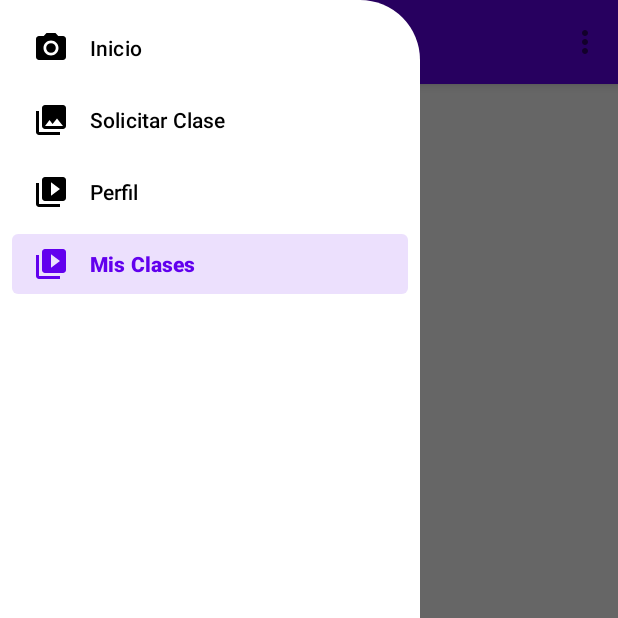
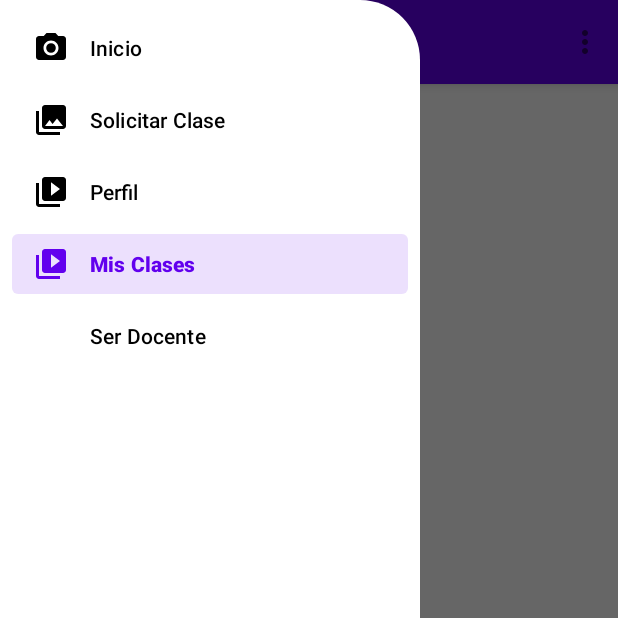
Before and after one commit to jhonrivera1100/EducatioApp, an Android app: the screen it shows after launch (MainActivity), with the side drawer open, on a phone screen of 412 x 824 dp, the top half of it. Run offline under Robolectric (Android 15) with nearby library versions, the phone set to English and light mode, and no system bars; our stand-ins replace navigation-ui.

Commit message:
cambios jhon item ser docente menu

```diff
--- a/app/src/main/res/layout/activity_main.xml
+++ b/app/src/main/res/layout/activity_main.xml
@@ -20,5 +20,9 @@
         android:layout_gravity="start"
         android:background="@drawable/bordes_menu"
         android:fitsSystemWindows="true"
-        app:menu="@menu/activity_main_drawer" />
+        app:menu="@menu/activity_main_drawer" >
+
+    </com.google.android.material.navigation.NavigationView>
+
+
 </androidx.drawerlayout.widget.DrawerLayout>
--- a/app/src/main/res/menu/activity_main_drawer.xml
+++ b/app/src/main/res/menu/activity_main_drawer.xml
@@ -1,6 +1,7 @@
 <?xml version="1.0" encoding="utf-8"?>
 <menu xmlns:android="http://schemas.android.com/apk/res/android"
     xmlns:tools="http://schemas.android.com/tools"
+    xmlns:app="http://schemas.android.com/apk/res-auto"
     tools:showIn="navigation_view">
 
     <group android:checkableBehavior="single">
@@ -8,6 +9,7 @@
             android:id="@+id/activity_home"
             android:icon="@drawable/ic_menu_camera"
             android:title="@string/menu_home" />
+
         <item
             android:id="@+id/solicitar_clase"
             android:icon="@drawable/ic_menu_gallery"
@@ -21,4 +23,11 @@
             android:icon="@drawable/ic_menu_slideshow"
             android:title="@string/mis_clases" />
     </group>
+    <!-- Elemento de menú para el botón "Ser Docente" -->
+    <item
+        android:id="@+id/ser_docente"
+        android:title="@string/btn_docente"
+        app:showAsAction="always" />
+
+
 </menu>
--- a/app/src/main/res/values/strings.xml
+++ b/app/src/main/res/values/strings.xml
@@ -14,6 +14,7 @@
     <string name="perfil_usuario">Perfil</string>
     <string name="mis_clases">Mis Clases</string>
     <string name="postulacion">Postulaciones</string>
+    <string name="btn_docente">Ser Docente</string>
     <!-- TODO: Remove or change this placeholder text -->
     <string name="hello_blank_fragment">Hello blank fragment</string>
     <string name="title_"></string>
```
Also changed, not shown: app/src/main/res/layout/boton_serdocente.xml (+13 -30 lines).
